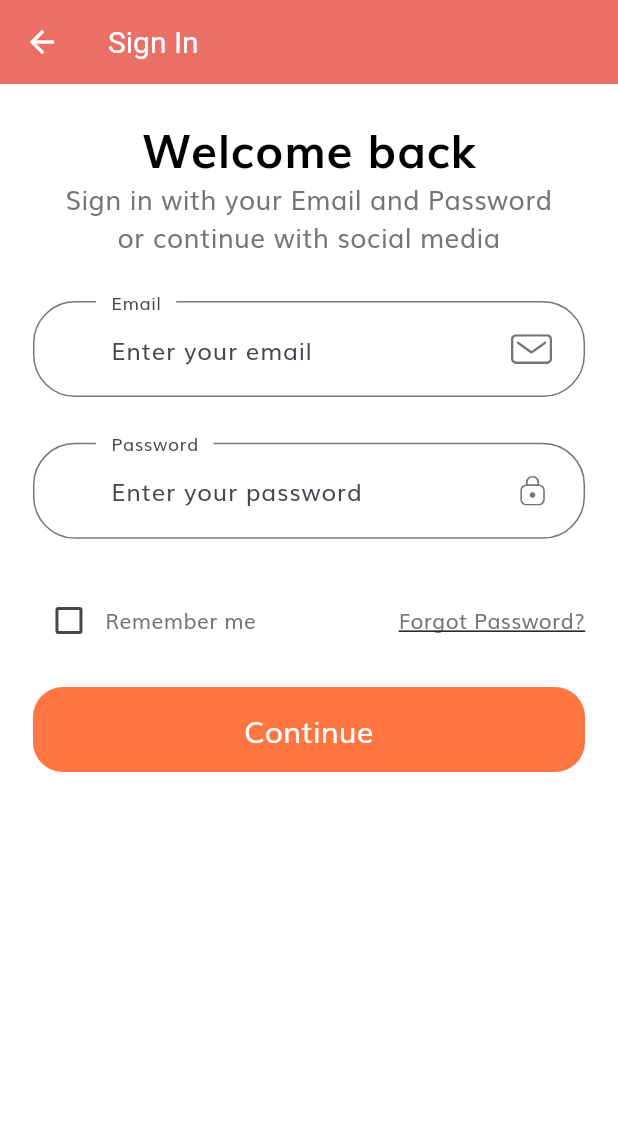
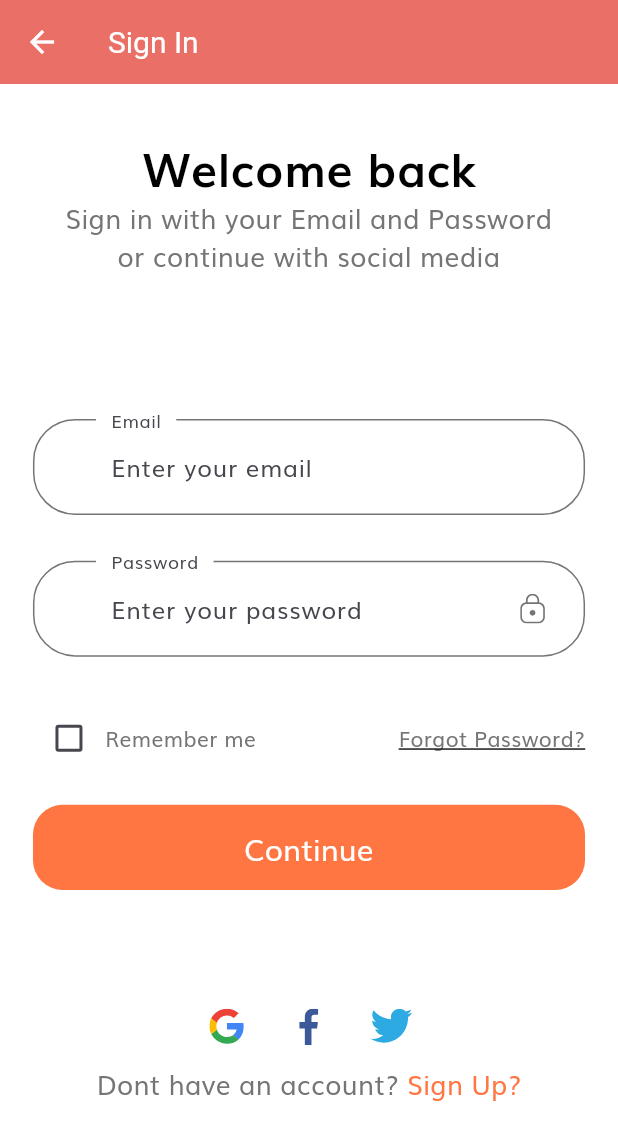
Before and after one commit to shaikhmoin/FlutterSample, a Flutter app: the screen it shows after launch, after a tap on "Continue", on a phone screen of 412 x 824 dp. Shown: the top 1140 px of the screen. Run offline on Flutter 3.47's test engine with Material 2 defaults, Android fonts, the phone set to English and light mode, and no system bars; our stand-ins replace flutter_svg; Roboto replaces fonts that are missing (OpenSans).

Commit message:
SignIn UI completed

```diff
--- /dev/null
+++ b/firstfluttervscodeproj/lib/components/social_card.dart
@@ -0,0 +1,32 @@
+import 'package:firstfluttervscodeproj/size_config.dart';
+import 'package:flutter/material.dart';
+import 'package:flutter_svg/svg.dart';
+
+//Extract widget for Container and then wrap with widget and add name as GestureDetector
+class SocialCard extends StatelessWidget {
+  const SocialCard({
+    super.key,
+    required this.icon,
+    required this.press,
+  });
+
+  final String? icon;
+  final Function? press;
+
+  @override
+  Widget build(BuildContext context) {
+    return GestureDetector(
+      onTap: press as void Function()?,
+      child: Container(
+        padding: EdgeInsets.all(getProportionateScreenWidth(12)),
+        height: getProportionateScreenHeight(50),
+        width: getProportionateScreenWidth(50),
+        decoration: BoxDecoration(
+          color: Colors.white,
+          shape: BoxShape.circle,
+        ),
+        child: SvgPicture.asset(icon!),
+      ),
+    );
+  }
+}
--- a/firstfluttervscodeproj/lib/screens/SignIn/components/body.dart
+++ b/firstfluttervscodeproj/lib/screens/SignIn/components/body.dart
@@ -1,12 +1,16 @@
 // ignore_for_file: prefer_const_constructors
 
+import 'package:firstfluttervscodeproj/components/social_card.dart';
+import 'package:firstfluttervscodeproj/constants.dart';
 import 'package:flutter/material.dart';
+import 'package:flutter_svg/svg.dart';
 import '../../../size_config.dart';
 import 'sign_form.dart';
 
 //OR
 // import 'package:firstfluttervscodeproj/size_config.dart';
 
+//Extract widget for whole safeArea
 class BodyLogin extends StatelessWidget {
   const BodyLogin({super.key});
 
@@ -19,7 +23,7 @@ class BodyLogin extends StatelessWidget {
               EdgeInsets.symmetric(horizontal: getProportionateScreenWidth(20)),
           child: Column(
             children: [
-              SizedBox(height: getProportionateScreenHeight(20)),
+              SizedBox(height: SizeConfig.screenHeight * 0.04),
               Text(
                 "Welcome back",
                 style: TextStyle(
@@ -36,17 +40,50 @@ class BodyLogin extends StatelessWidget {
                 ),
                 textAlign: TextAlign.center,
               ),
-             SignForm(),
-              // Container(
-              //   padding: EdgeInsets.all(getProportionateScreenWidth(12)),
-              //   height: getProportionateScreenHeight(40),
-              //   width: getProportionateScreenWidth(40),
-              //   decoration: BoxDecoration (
-              //     color: Colors.white,
-              //     shape: BoxShape.circle,
-              //   ),
-              //  // child: SvgPicture.asset("asset/icons/facebook-2.svg"),
-              // )
+
+              //Email & Password Form UI
+              SizedBox(height: SizeConfig.screenHeight * 0.08),
+              SignForm(),
+              SizedBox(height: SizeConfig.screenHeight * 0.08),
+              //Social login UI
+              Row(
+                mainAxisAlignment: MainAxisAlignment.center,
+                children: [
+                  SocialCard(
+                    icon: "assets/icons/google-icon.svg",
+                    press: () {},
+                  ),
+                  SocialCard(
+                    icon: "assets/icons/facebook-2.svg",
+                    press: () {},
+                  ),
+                  SocialCard(
+                    icon: "assets/icons/twitter.svg",
+                    press: () {},
+                  ),
+                ],
+              ),
+
+              Row(
+                mainAxisAlignment: MainAxisAlignment.center,
+                children: [
+                  Text(
+                    "Dont have an account? ",
+                    style: TextStyle(
+                      fontSize: getProportionateScreenWidth(16),
+                      fontWeight: FontWeight.normal,
+                    ),
+                  ),
+                  Text(
+                    "Sign Up?",
+                    style: TextStyle(
+                      color: kPrimaryColor,
+                      fontSize: getProportionateScreenWidth(16),
+                      fontWeight: FontWeight.normal,
+                    ),
+                  ),
+                ],
+              )
             ],
           ),
         ),
--- a/firstfluttervscodeproj/lib/screens/SignIn/components/sign_form.dart
+++ b/firstfluttervscodeproj/lib/screens/SignIn/components/sign_form.dart
@@ -63,7 +63,7 @@ class _SignFormState extends State<SignForm> {
         labelText: "Email",
         hintText: "Enter your email",
         floatingLabelBehavior: FloatingLabelBehavior.always,
-        suffixIcon: CustomSurffixIcon(svgIcon: "assets/icons/Mail.svg"),
+        // suffixIcon: CustomSurffixIcon(svgIcon: "assets/icons/Mail.svg"),
       ),
     );
   }
--- a/firstfluttervscodeproj/lib/screens/SignIn/sign_in_screen.dart
+++ b/firstfluttervscodeproj/lib/screens/SignIn/sign_in_screen.dart
@@ -1,4 +1,4 @@
-// ignore_for_file: prefer_const_constructors
+// ignore_for_file: prefer_const_constructors, use_key_in_widget_constructors
 
 import 'package:firstfluttervscodeproj/screens/SignIn/components/body.dart';
 import 'package:flutter/material.dart';
```
